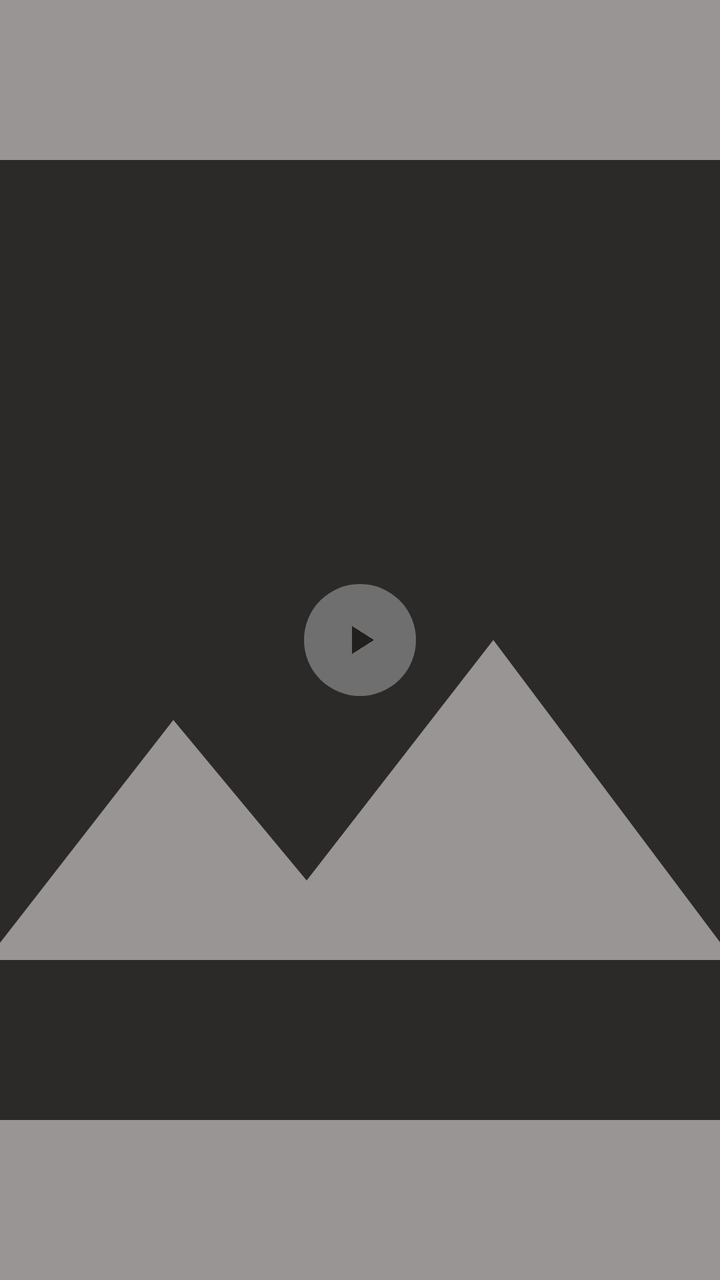
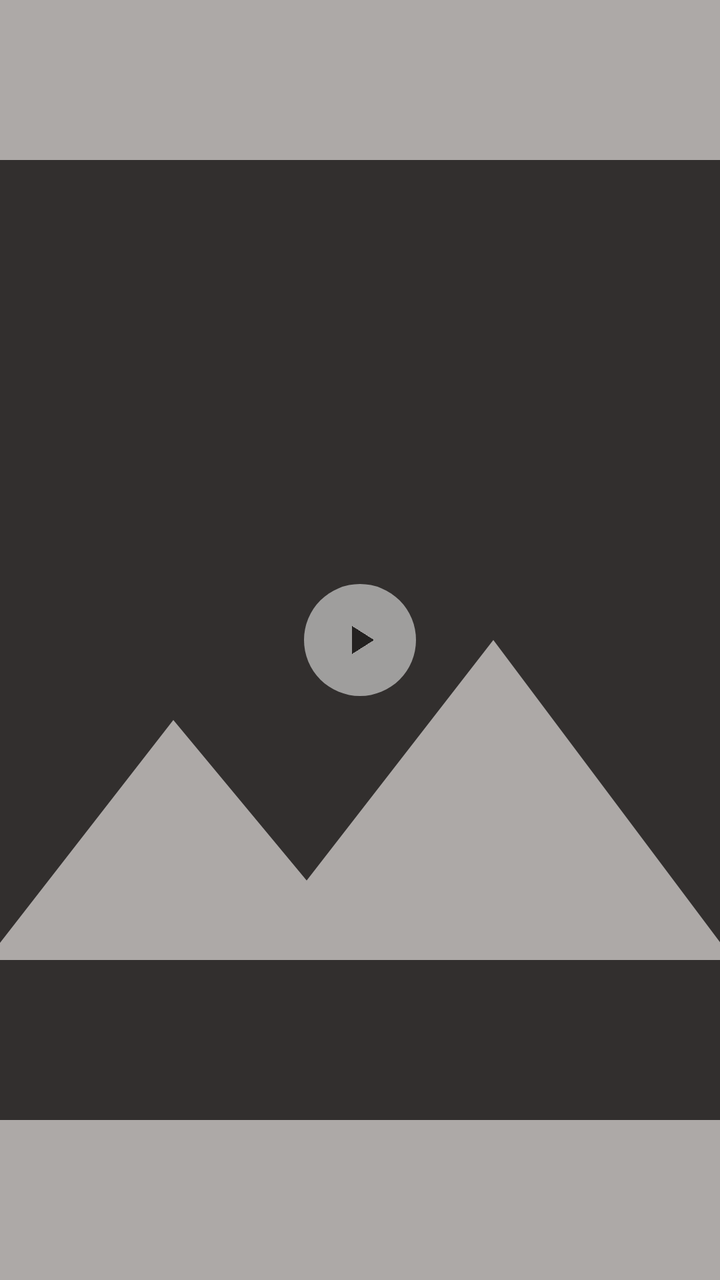

Screens rendered from an Android XML layout before and after an edit, with the pre-edit source and the edit as a unified diff.
<!-- AndroidManifest.xml: application theme Theme.BarkfluffClientAndroid -->
<!-- res/layout/item_attachment_video.xml -->
<?xml version="1.0" encoding="utf-8"?>
<FrameLayout
    xmlns:android="http://schemas.android.com/apk/res/android"
    xmlns:app="http://schemas.android.com/apk/res-auto"
    android:layout_width="match_parent"
    android:layout_height="200dp">

    
    <ImageView
        android:id="@+id/videoThumbnail"
        android:layout_width="match_parent"
        android:layout_height="match_parent"
        android:scaleType="centerCrop"
        android:src="@drawable/ic_image_placeholder"
        android:contentDescription="@null" />

    
    <View
        android:layout_width="match_parent"
        android:layout_height="match_parent"
        android:background="#66000000" />

    
    <ImageButton
        android:id="@+id/videoPlayButton"
        android:layout_width="56dp"
        android:layout_height="56dp"
        android:layout_gravity="center"
        android:background="@drawable/background_color_indicator"
        android:src="@drawable/ic_play_arrow"
        android:contentDescription="Воспроизвести видео"
        android:scaleType="center"
        android:padding="12dp"
        android:alpha="0.6" />

    
    <FrameLayout
        android:layout_width="56dp"
        android:layout_height="56dp"
        android:layout_gravity="center">

        <ImageButton
            android:id="@+id/videoDownloadButton"
            android:layout_width="56dp"
            android:layout_height="56dp"
            android:background="@drawable/background_color_indicator"
            android:src="@drawable/ic_download"
            android:contentDescription="Скачать видео"
            android:scaleType="center"
            android:padding="12dp"
            android:visibility="gone" />

    </FrameLayout>

    
    <com.google.android.material.progressindicator.CircularProgressIndicator
        android:id="@+id/videoDownloadProgress"
        android:layout_width="wrap_content"
        android:layout_height="wrap_content"
        android:layout_gravity="center"
        android:indeterminate="true"
        android:visibility="gone"
        app:indicatorColor="@android:color/white"
        app:indicatorSize="40dp" />

</FrameLayout>
<!-- resources referenced by this layout -->
<resources>
  <!-- drawable background_color_indicator (drawable) -->
  <?xml version="1.0" encoding="utf-8"?>
  <shape xmlns:android="http://schemas.android.com/apk/res/android"
      android:shape="oval">
      <solid android:color="#9E9E9E" />
  </shape>
  <style name="Base.Theme.BarkfluffClientAndroid" parent="Theme.Material3.DayNight.NoActionBar">
          
          <item name="android:windowLayoutInDisplayCutoutMode" tools:targetApi="p">shortEdges</item>
          <item name="android:statusBarColor">@android:color/transparent</item>
          <item name="android:navigationBarColor">@android:color/transparent</item>
          <item name="android:windowLightStatusBar">true</item>
          <item name="android:windowLightNavigationBar" tools:targetApi="o_mr1">true</item>
          <item name="android:windowBackground">?android:attr/colorBackground</item>
  
          
          <item name="colorPrimary">@color/primary</item>
          <item name="colorOnPrimary">@color/on_primary</item>
          <item name="colorPrimaryContainer">@color/primary_container</item>
          <item name="colorOnPrimaryContainer">@color/on_primary_container</item>
  
          <item name="colorSecondary">@color/secondary</item>
          <item name="colorOnSecondary">@color/on_secondary</item>
          <item name="colorSecondaryContainer">@color/secondary_container</item>
          <item name="colorOnSecondaryContainer">@color/on_secondary_container</item>
  
          <item name="colorTertiary">@color/tertiary</item>
          <item name="colorOnTertiary">@color/on_tertiary</item>
          <item name="colorTertiaryContainer">@color/tertiary_container</item>
          <item name="colorOnTertiaryContainer">@color/on_tertiary_container</item>
  
          <item name="colorError">@color/error</item>
          <item name="colorOnError">@color/on_error</item>
          <item name="colorErrorContainer">@color/error_container</item>
          <item name="colorOnErrorContainer">@color/on_error_container</item>
  
          <item name="colorSurface">@color/surface</item>
          <item name="colorOnSurface">@color/on_surface</item>
          <item name="colorOnSurfaceVariant">@color/on_surface_variant</item>
  
          <item name="colorSurfaceContainerLowest">@color/surface_container_lowest</item>
          <item name="colorSurfaceContainerLow">@color/surface_container_low</item>
          <item name="colorSurfaceContainer">@color/surface_container</item>
          <item name="colorSurfaceContainerHigh">@color/surface_container_high</item>
          <item name="colorSurfaceContainerHighest">@color/surface_container_highest</item>
  
          <item name="colorOutline">@color/outline</item>
          <item name="colorOutlineVariant">@color/outline_variant</item>
  
          <item name="android:colorBackground">@color/background</item>
          <item name="colorOnBackground">@color/on_background</item>
  
          <item name="colorSurfaceInverse">@color/inverse_surface</item>
          <item name="colorOnSurfaceInverse">@color/inverse_on_surface</item>
          <item name="colorPrimaryInverse">@color/inverse_primary</item>
  
          
          <item name="shapeAppearanceSmallComponent">@style/ShapeAppearance.Material3.SmallComponent</item>
          <item name="shapeAppearanceMediumComponent">@style/ShapeAppearance.Material3.MediumComponent</item>
          <item name="shapeAppearanceLargeComponent">@style/ShapeAppearance.Material3.LargeComponent</item>
  
          
          <item name="textAppearanceDisplayLarge">@style/TextAppearance.Material3.DisplayLarge</item>
          <item name="textAppearanceHeadlineLarge">@style/TextAppearance.Material3.HeadlineLarge</item>
          <item name="textAppearanceTitleLarge">@style/TextAppearance.Material3.TitleLarge</item>
      </style>
  <color name="tertiary">#03DAC6</color>
  <color name="on_tertiary">#000000</color>
  <color name="tertiary_container">#00E5D2</color>
  <color name="on_tertiary_container">#00202A</color>
  <!-- unchanged entries left out for length: 31 -->
</resources>

<!-- the commit's change to res/layout/item_attachment_video.xml (unified diff, before → after) -->
@@ -18,7 +18,7 @@
     <View
         android:layout_width="match_parent"
         android:layout_height="match_parent"
-        android:background="#66000000" />
+        android:background="#52000000" />
 
     
     <ImageButton
@@ -28,7 +28,7 @@
         android:layout_gravity="center"
         android:background="@drawable/background_color_indicator"
         android:src="@drawable/ic_play_arrow"
-        android:contentDescription="Воспроизвести видео"
+        android:contentDescription="@string/cd_play_video"
         android:scaleType="center"
         android:padding="12dp"
         android:alpha="0.6" />
@@ -45,7 +45,7 @@
             android:layout_height="56dp"
             android:background="@drawable/background_color_indicator"
             android:src="@drawable/ic_download"
-            android:contentDescription="Скачать видео"
+            android:contentDescription="@string/cd_download_video"
             android:scaleType="center"
             android:padding="12dp"
             android:visibility="gone" />
<!-- resource entries referenced after the edit -->
@@ -4,8 +4,10 @@
   <?xml version="1.0" encoding="utf-8"?>
   <shape xmlns:android="http://schemas.android.com/apk/res/android"
       android:shape="oval">
-      <solid android:color="#9E9E9E" />
+      <solid android:color="?attr/colorSurfaceContainerHigh" />
   </shape>
+  <string name="cd_download_video">Скачать видео</string>
+  <string name="cd_play_video">Воспроизвести видео</string>
   <style name="Base.Theme.BarkfluffClientAndroid" parent="Theme.Material3.DayNight.NoActionBar">
           
           <item name="android:windowLayoutInDisplayCutoutMode" tools:targetApi="p">shortEdges</item>
@@ -65,11 +67,15 @@
           <item name="textAppearanceDisplayLarge">@style/TextAppearance.Material3.DisplayLarge</item>
           <item name="textAppearanceHeadlineLarge">@style/TextAppearance.Material3.HeadlineLarge</item>
           <item name="textAppearanceTitleLarge">@style/TextAppearance.Material3.TitleLarge</item>
+  
+          
+          <item name="android:windowActivityTransitions">true</item>
+          <item name="android:windowContentTransitions">true</item>
       </style>
-  <color name="tertiary">#03DAC6</color>
-  <color name="on_tertiary">#000000</color>
-  <color name="tertiary_container">#00E5D2</color>
-  <color name="on_tertiary_container">#00202A</color>
+  <color name="tertiary">#785A0B</color>
+  <color name="on_tertiary">#FFFFFF</color>
+  <color name="tertiary_container">#FFDF9C</color>
+  <color name="on_tertiary_container">#261A00</color>
   <!-- unchanged entries left out for length: 31 -->
 </resources>
 
